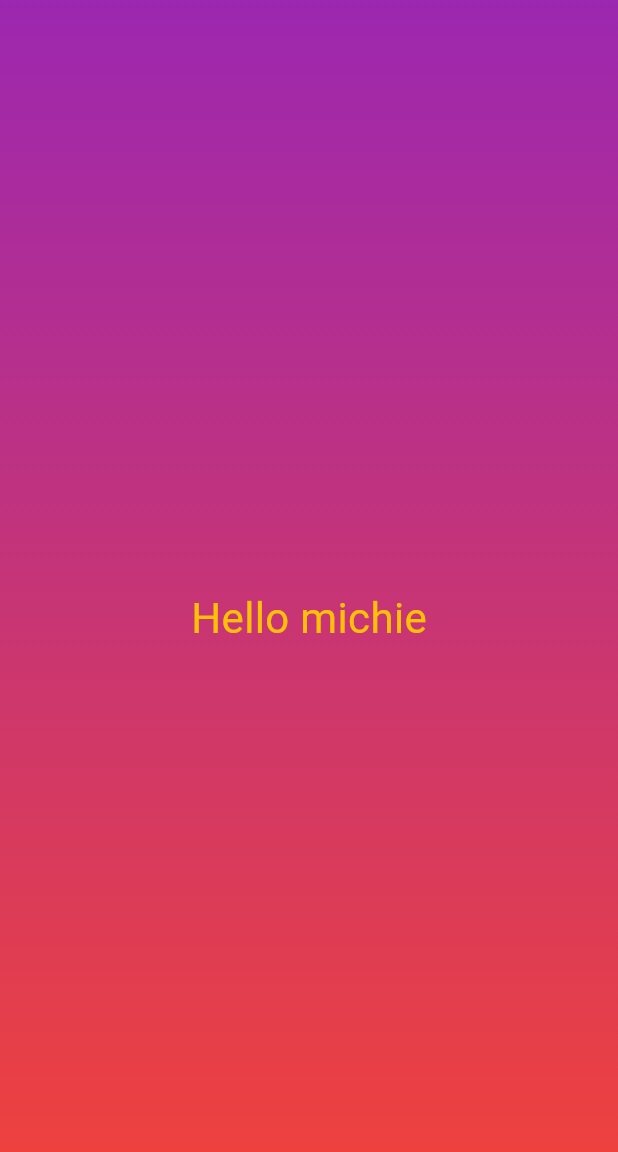
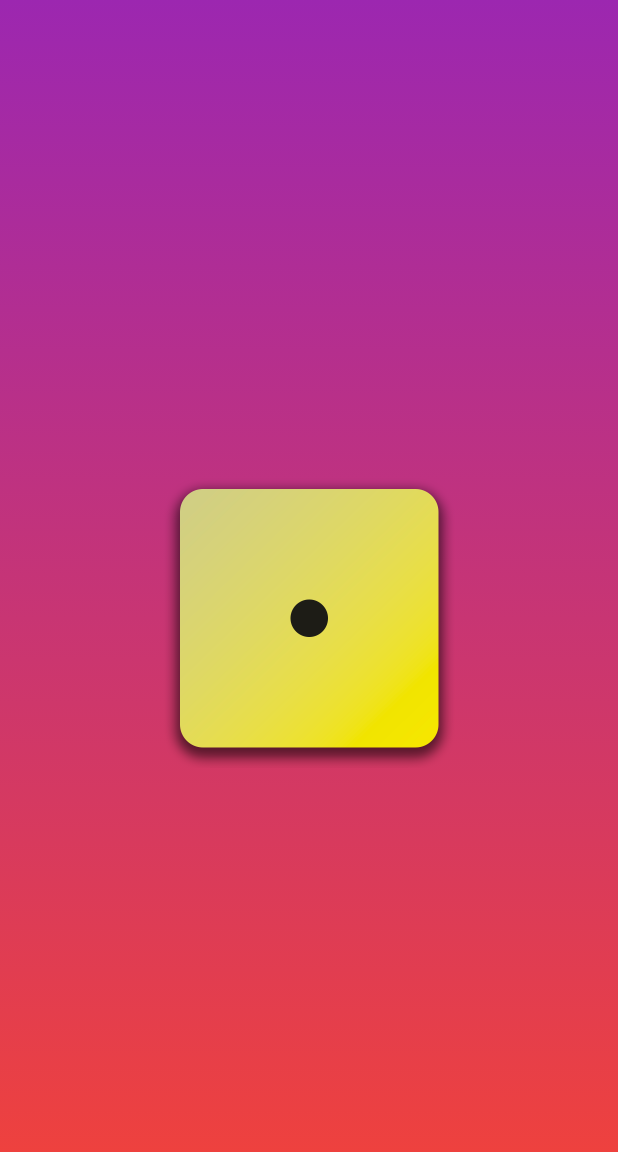
Before and after one commit to KaranKhandekar1729/Dice-Roller-App, a Flutter app: the screen it shows after launch, on a phone screen of 412 x 824 dp. Shown: the top 1152 px of the screen. Run offline on Flutter 3.47's test engine with Material 3 defaults, Android fonts, the phone set to English and light mode, and no system bars.

Commit message:
displaying images

```diff
--- a/lib/gradient_container.dart
+++ b/lib/gradient_container.dart
@@ -1,6 +1,5 @@
 import 'package:flutter/material.dart';
 
-import 'package:first_app/styled_text.dart';
 
 const startAlignment = Alignment.topLeft;
 const endAlignment = Alignment.bottomLeft;
@@ -20,7 +19,7 @@ class GradientContainer extends StatelessWidget {
         gradient: LinearGradient(
           colors: [color1, color2], begin: startAlignment, end: endAlignment),
       ),
-      child: const Center(child: StyledText('Hello michie')),
+      child: Center(child: Image.asset('assets/images/dice-1.png', width: 200)),
     );
   }
 }
```
Also changed, not shown: pubspec.yaml (+8 -3 lines), assets/images/dice-1.png (added), assets/images/dice-2.png (added), assets/images/dice-3.png (added), assets/images/dice-4.png (added), assets/images/dice-5.png (added), assets/images/dice-6.png (added).
